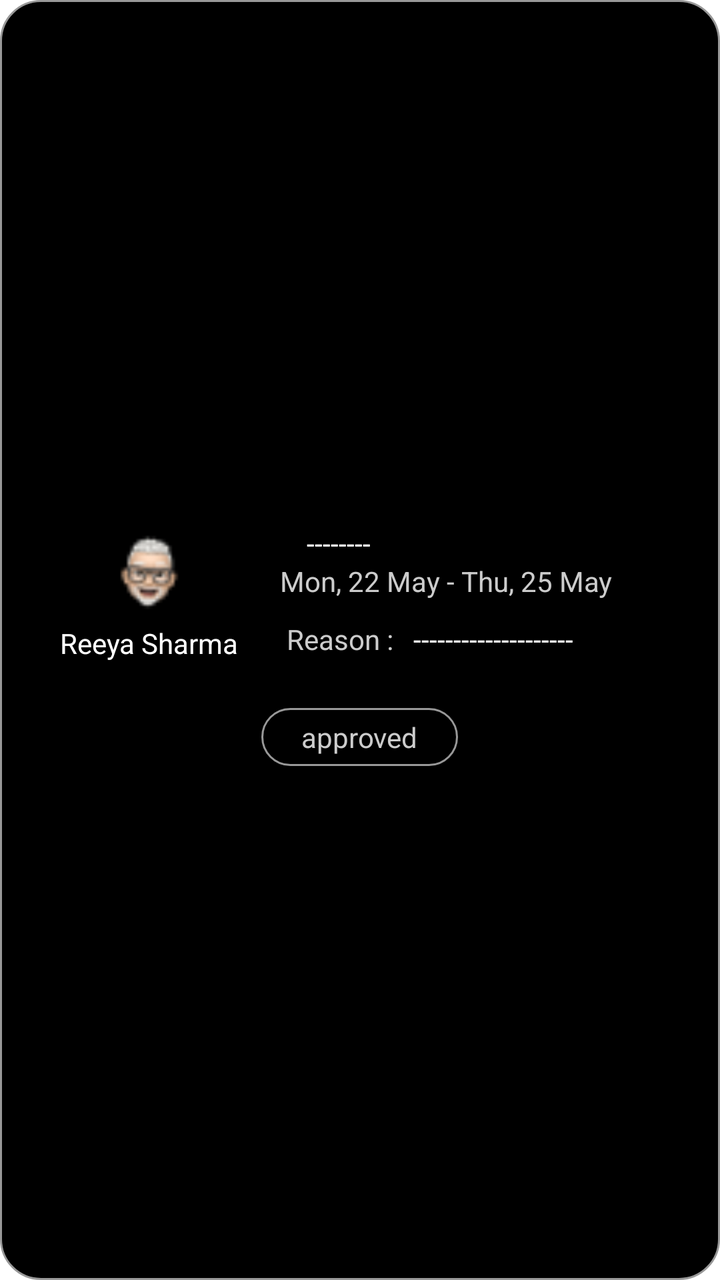
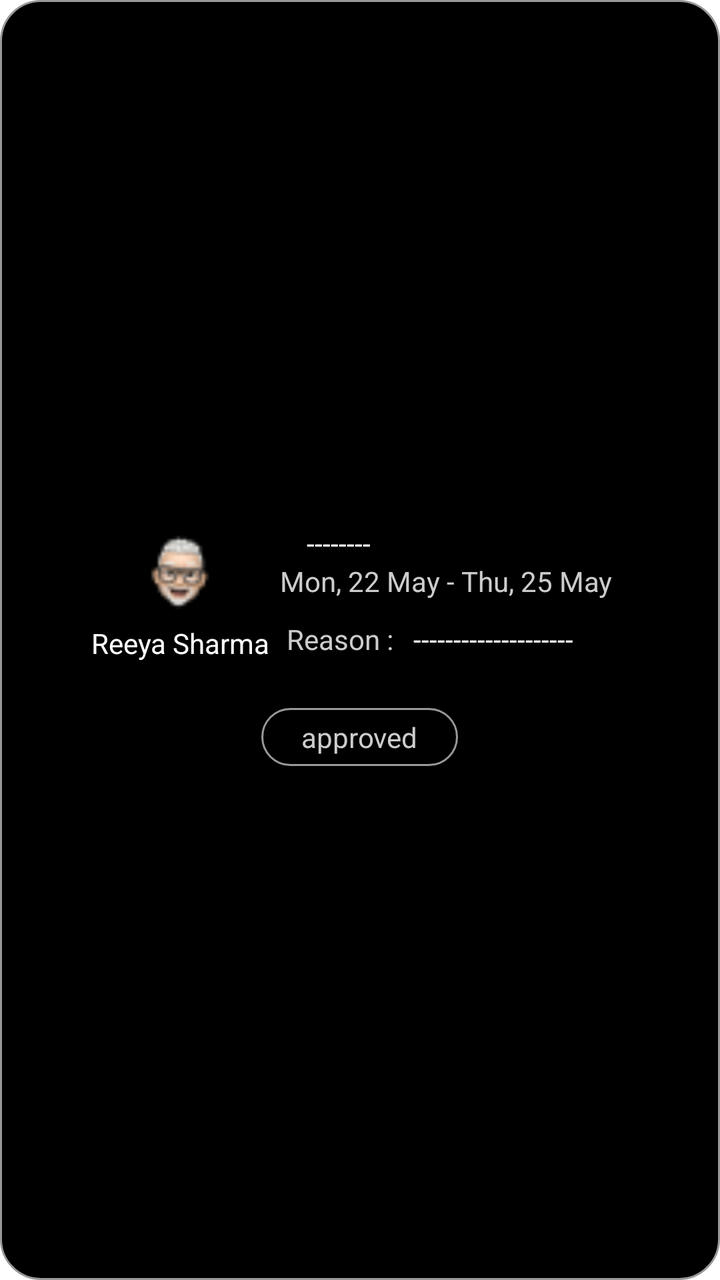

Compare the two renders of this Android layout. The source of the first and the diff that turns it into the second are given below.
<!-- AndroidManifest.xml: application theme AppTheme -->
<!-- res/layout/leave_histroy_recy.xml -->
<?xml version="1.0" encoding="utf-8"?>
<layout xmlns:android="http://schemas.android.com/apk/res/android">

    <RelativeLayout
        android:layout_width="match_parent"
        android:layout_height="wrap_content"
        android:layout_margin="10dp"
        android:background="@drawable/cardview_border"
        android:gravity="center"
        android:orientation="horizontal"
        android:padding="@dimen/_5dp">

        <LinearLayout
            android:id="@+id/photo"
            android:layout_width="wrap_content"
            android:layout_height="wrap_content"
            android:layout_alignParentStart="true"
            android:layout_marginStart="@dimen/_20dp"
            android:layout_marginTop="@dimen/_10"
            android:layout_marginBottom="@dimen/_10"
            android:gravity="center"
            android:orientation="vertical"
            android:padding="@dimen/_5dp">


            <ImageView
                android:id="@+id/profilepic"
                android:layout_width="50dp"
                android:layout_height="50dp"
                android:src="@drawable/profile" />

            <TextView
                android:id="@+id/name"
                android:layout_width="wrap_content"
                android:layout_height="wrap_content"
                android:text="Reeya Sharma"
                android:textColor="@color/white" />


        </LinearLayout>

        <LinearLayout
            android:id="@+id/linearlay"
            android:layout_width="@dimen/_200dp"
            android:layout_height="wrap_content"
            android:layout_alignEnd="@+id/photo"
            android:layout_alignParentEnd="true"
            android:layout_marginStart="@dimen/_10"
            android:layout_marginTop="@dimen/_10"
            android:layout_marginEnd="@dimen/_20dp"
            android:layout_marginBottom="@dimen/_10"
            android:orientation="vertical"
            android:padding="@dimen/_5dp">


            <TextView
                android:id="@+id/comment"
                android:layout_width="wrap_content"
                android:layout_height="wrap_content"
                android:layout_marginLeft="@dimen/_10"
                android:maxLines="2"
                android:text=" -------- "
                android:textColor="@color/white"
                android:textSize="14sp" />

            <TextView
                android:id="@+id/duration"
                android:layout_width="wrap_content"
                android:layout_height="wrap_content"
                android:gravity="start"
                android:text="Mon, 22 May - Thu, 25 May"
                android:textColor="@color/greyforText"
                android:textSize="14sp" />


            <LinearLayout
                android:layout_width="match_parent"
                android:layout_height="wrap_content"
                android:layout_marginTop="@dimen/_10"
                android:orientation="horizontal">

                <TextView
                    android:layout_width="wrap_content"
                    android:layout_height="wrap_content"
                    android:gravity="center"
                    android:text=" Reason :  "
                    android:textColor="@color/greyforText"
                    android:textSize="14sp" />

                <TextView
                    android:id="@+id/Reason"
                    android:layout_width="wrap_content"
                    android:layout_height="wrap_content"
                    android:maxLines="2"
                    android:text=" --------------------"
                    android:textColor="@color/white"
                    android:textSize="14sp" />
            </LinearLayout>

        </LinearLayout>

        <LinearLayout
            android:id="@+id/approveLay"
            android:layout_width="wrap_content"
            android:layout_height="wrap_content"
            android:layout_below="@+id/linearlay"
            android:layout_centerInParent="true"
            android:layout_marginTop="@dimen/_10"
            android:layout_marginBottom="@dimen/_10"
            android:background="@drawable/cardview_border"
            android:padding="@dimen/_5dp"
            android:visibility="gone">

            <TextView
                android:id="@+id/approved"
                android:layout_width="wrap_content"
                android:layout_height="wrap_content"
                android:text="Approved by "
                android:textColor="@color/greyforText" />

            <TextView
                android:id="@+id/approvedBy"
                android:layout_width="wrap_content"
                android:layout_height="wrap_content"
                android:text="Approved by "
                android:textColor="@color/white" />
        </LinearLayout>

        <TextView
            android:id="@+id/pendingOrReject"
            android:layout_width="wrap_content"
            android:layout_height="wrap_content"
            android:layout_below="@+id/linearlay"
            android:layout_centerInParent="true"
            android:layout_marginTop="@dimen/_10"
            android:layout_marginBottom="@dimen/_10"
            android:background="@drawable/cardview_border"
            android:paddingStart="@dimen/_20dp"
            android:paddingTop="@dimen/_5dp"
            android:paddingEnd="@dimen/_20dp"
            android:paddingBottom="@dimen/_5dp"
            android:text="approved"
            android:textColor="@color/greyforText" />
    </RelativeLayout>
</layout>
<!-- resources referenced by this layout -->
<resources>
  <color name="greyforText">#CCCCCC</color>
  <color name="white">#FFFFFF</color>
  <dimen name="_10">10dp</dimen>
  <dimen name="_200dp">200dp</dimen>
  <dimen name="_20dp">20dp</dimen>
  <dimen name="_5dp">5dp</dimen>
  <!-- drawable cardview_border (drawable) -->
  <shape xmlns:android="http://schemas.android.com/apk/res/android"
      android:shape="rectangle">
      <solid android:color="@android:color/black" /> 
      <corners android:radius="20dp" />
      <stroke
          android:width="1dp"
          android:color="#989898"
          />
  </shape>
  <!-- drawable profile: png bitmap (drawable, 1364 bytes) -->
  <style name="AppTheme" parent="Theme.MaterialComponents.Light.NoActionBar">
          <item name="colorPrimaryDark">@color/black</item>
          <item name="colorSurface">@color/white</item>
      </style>
  <color name="black">#FF000000</color>
</resources>

<!-- the commit's change to res/layout/leave_histroy_recy.xml (unified diff, before → after) -->
@@ -31,9 +31,11 @@
 
             <TextView
                 android:id="@+id/name"
-                android:layout_width="wrap_content"
+                android:layout_width="120dp"
                 android:layout_height="wrap_content"
                 android:text="Reeya Sharma"
+                android:gravity="center"
+                android:maxLines="2"
                 android:textColor="@color/white" />
 
 
